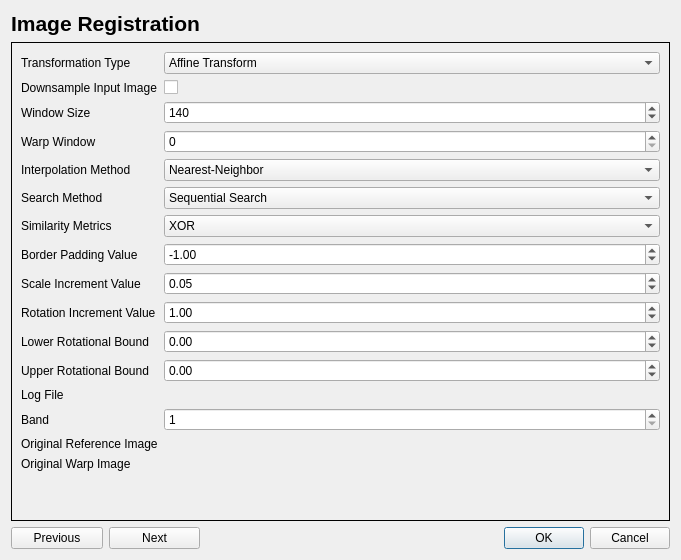
Above: image_registration/image_registration_dialog_base.ui from AUGSignals/qgis-plugins before the change. Below: the same form after it.
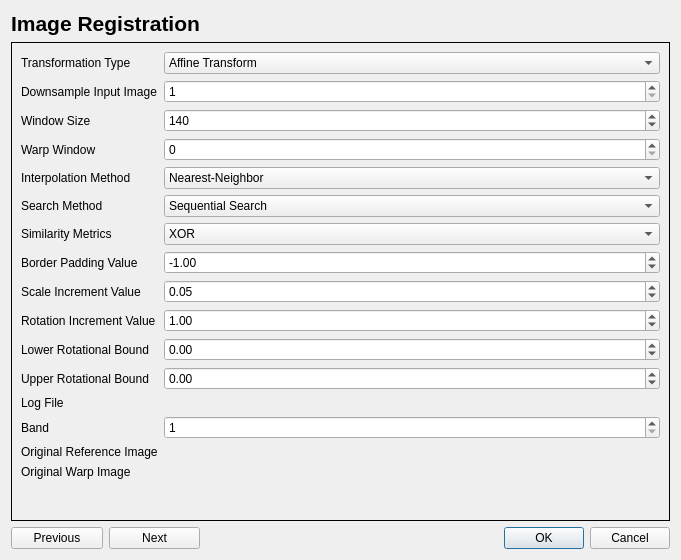
That is the form after the change. Custom widgets are drawn as their Qt base class.

Commit message: Filepath and naming fixes for image registration plugins

```diff
--- a/image_registration/image_registration_dialog_base.ui
+++ b/image_registration/image_registration_dialog_base.ui
@@ -78,9 +78,6 @@
            </property>
           </widget>
          </item>
-         <item row="1" column="1">
-          <widget class="QCheckBox" name="downsampleInputImageCheckBox"/>
-         </item>
          <item row="2" column="0">
           <widget class="QLabel" name="windowSizeLabel">
            <property name="text">
@@ -365,6 +362,16 @@
          <item row="3" column="1">
           <widget class="QgsSpinBox" name="warpWindowQgsSpinBox"/>
          </item>
+         <item row="1" column="1">
+          <widget class="QgsSpinBox" name="downsampleQgsSpinBox">
+           <property name="minimum">
+            <number>1</number>
+           </property>
+           <property name="maximum">
+            <number>10</number>
+           </property>
+          </widget>
+         </item>
         </layout>
        </item>
       </layout>
```
The commit also changes 4 other files.
